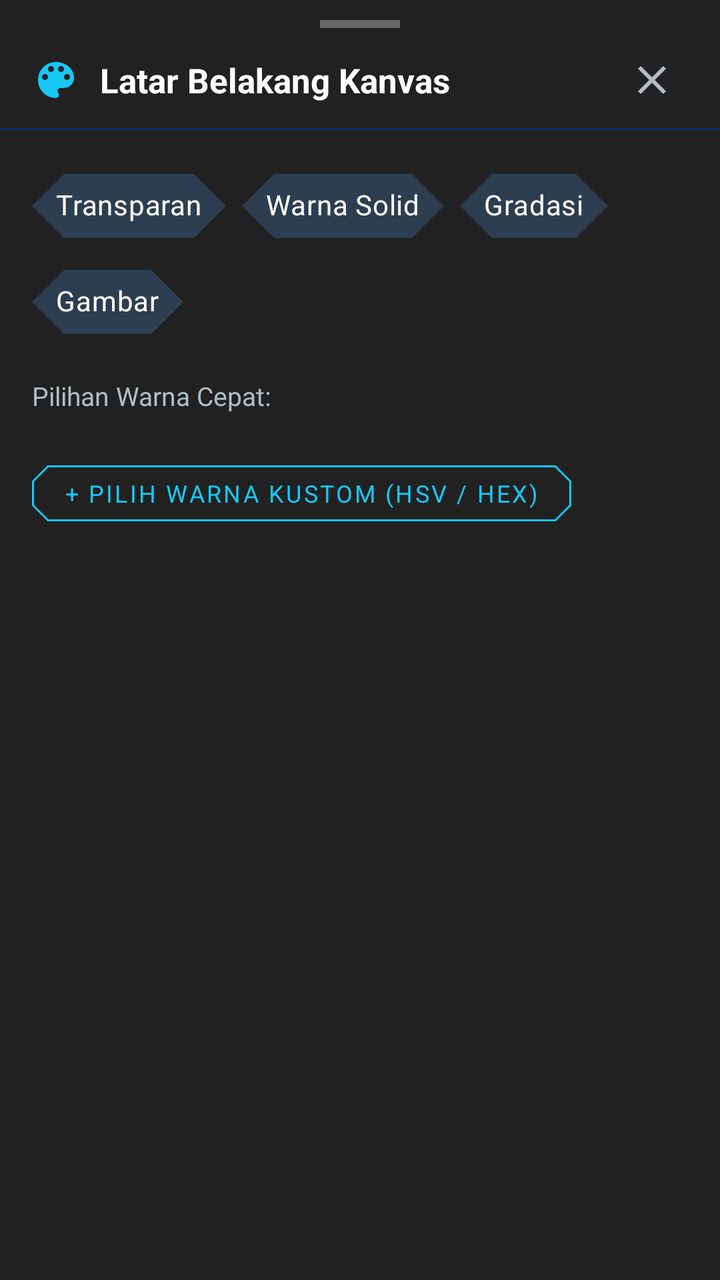
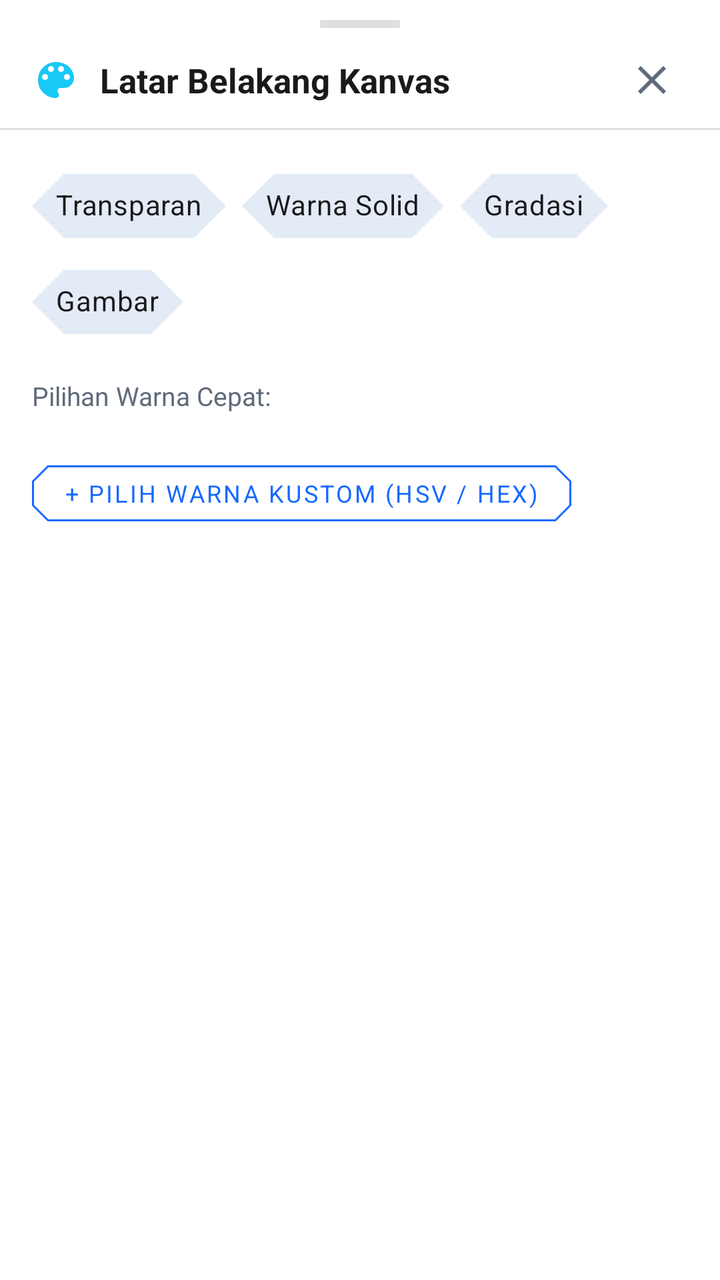

The first picture is an Android layout as it rendered before a commit; the second is the same layout after the commit. The layout source and the unified diff follow.
<!-- AndroidManifest.xml: application theme AppTheme -->
<!-- res/layout/layout_canvas_background_bottom_sheet.xml -->
<?xml version="1.0" encoding="utf-8"?>
<androidx.constraintlayout.widget.ConstraintLayout
    xmlns:android="http://schemas.android.com/apk/res/android"
    xmlns:app="http://schemas.android.com/apk/res-auto"
    xmlns:tools="http://schemas.android.com/tools"
    android:layout_width="match_parent"
    android:layout_height="wrap_content"
    android:background="#212121"
    android:paddingBottom="24dp">

    
    <View
        android:id="@+id/bottomSheetDragHandle"
        android:layout_width="40dp"
        android:layout_height="4dp"
        android:layout_marginTop="10dp"
        android:background="#666666"
        app:layout_constraintTop_toTopOf="parent"
        app:layout_constraintStart_toStartOf="parent"
        app:layout_constraintEnd_toEndOf="parent" />

    
    <ImageView
        android:id="@+id/ivHeaderIcon"
        android:layout_width="24dp"
        android:layout_height="24dp"
        android:layout_marginStart="16dp"
        android:layout_marginTop="14dp"
        android:src="@drawable/ic_sharp_palette_24px"
        app:tint="#18C8F5"
        android:contentDescription="Background Header Icon"
        app:layout_constraintStart_toStartOf="parent"
        app:layout_constraintTop_toBottomOf="@id/bottomSheetDragHandle" />

    <TextView
        android:id="@+id/tvHeaderTitle"
        android:layout_width="wrap_content"
        android:layout_height="wrap_content"
        android:layout_marginStart="10dp"
        android:text="Latar Belakang Kanvas"
        android:textColor="@android:color/white"
        android:textSize="17sp"
        android:textStyle="bold"
        app:layout_constraintStart_toEndOf="@id/ivHeaderIcon"
        app:layout_constraintTop_toTopOf="@id/ivHeaderIcon"
        app:layout_constraintBottom_toBottomOf="@id/ivHeaderIcon" />

    
    <ImageButton
        android:id="@+id/btnCloseBottomSheet"
        android:layout_width="36dp"
        android:layout_height="36dp"
        android:layout_marginEnd="16dp"
        android:background="?attr/selectableItemBackgroundBorderless"
        android:src="@drawable/ic_sharp_clear_24px"
        app:tint="#B0BEC5"
        android:contentDescription="Close Bottom Sheet"
        app:layout_constraintEnd_toEndOf="parent"
        app:layout_constraintTop_toTopOf="@id/ivHeaderIcon"
        app:layout_constraintBottom_toBottomOf="@id/ivHeaderIcon" />

    
    <View
        android:id="@+id/dividerHeader"
        android:layout_width="match_parent"
        android:layout_height="1dp"
        android:layout_marginTop="12dp"
        android:background="#123065"
        app:layout_constraintTop_toBottomOf="@id/ivHeaderIcon" />

    
    <com.google.android.material.chip.ChipGroup
        android:id="@+id/cgBackgroundMode"
        android:layout_width="match_parent"
        android:layout_height="wrap_content"
        android:layout_marginHorizontal="16dp"
        android:layout_marginTop="14dp"
        app:singleSelection="true"
        app:selectionRequired="true"
        app:layout_constraintTop_toBottomOf="@id/dividerHeader">

        <com.google.android.material.chip.Chip
            android:id="@+id/chipTransparent"
            style="@style/Widget.MaterialComponents.Chip.Choice"
            android:layout_width="wrap_content"
            android:layout_height="wrap_content"
            android:text="Transparan"
            android:textColor="@android:color/white"
            app:chipBackgroundColor="#2C3E50" />

        <com.google.android.material.chip.Chip
            android:id="@+id/chipSolidColor"
            style="@style/Widget.MaterialComponents.Chip.Choice"
            android:layout_width="wrap_content"
            android:layout_height="wrap_content"
            android:text="Warna Solid"
            android:textColor="@android:color/white"
            app:chipBackgroundColor="#2C3E50" />

        <com.google.android.material.chip.Chip
            android:id="@+id/chipGradient"
            style="@style/Widget.MaterialComponents.Chip.Choice"
            android:layout_width="wrap_content"
            android:layout_height="wrap_content"
            android:text="Gradasi"
            android:textColor="@android:color/white"
            app:chipBackgroundColor="#2C3E50" />

        <com.google.android.material.chip.Chip
            android:id="@+id/chipImage"
            style="@style/Widget.MaterialComponents.Chip.Choice"
            android:layout_width="wrap_content"
            android:layout_height="wrap_content"
            android:text="Gambar"
            android:textColor="@android:color/white"
            app:chipBackgroundColor="#2C3E50" />
    </com.google.android.material.chip.ChipGroup>

    
    <LinearLayout
        android:id="@+id/containerTransparent"
        android:layout_width="match_parent"
        android:layout_height="wrap_content"
        android:layout_marginHorizontal="16dp"
        android:layout_marginTop="14dp"
        android:background="#263238"
        android:orientation="vertical"
        android:padding="16dp"
        android:visibility="gone"
        app:layout_constraintTop_toBottomOf="@id/cgBackgroundMode">

        <TextView
            android:layout_width="wrap_content"
            android:layout_height="wrap_content"
            android:text="🏁 Kanvas Transparan Aktif"
            android:textColor="#18C8F5"
            android:textSize="15sp"
            android:textStyle="bold" />

        <TextView
            android:layout_width="wrap_content"
            android:layout_height="wrap_content"
            android:layout_marginTop="6dp"
            android:text="Latar belakang kanvas menjadi tembus pandang (checkerboard). Sangat cocok untuk membuat stiker, logo, atau gambar transparan dengan format ekspor PNG."
            android:textColor="#CFD8DC"
            android:textSize="13sp" />
    </LinearLayout>

    
    <LinearLayout
        android:id="@+id/containerSolidColor"
        android:layout_width="match_parent"
        android:layout_height="wrap_content"
        android:layout_marginHorizontal="16dp"
        android:layout_marginTop="14dp"
        android:orientation="vertical"
        android:visibility="visible"
        app:layout_constraintTop_toBottomOf="@id/cgBackgroundMode">

        <TextView
            android:layout_width="wrap_content"
            android:layout_height="wrap_content"
            android:text="Pilihan Warna Cepat:"
            android:textColor="#B0BEC5"
            android:textSize="13sp" />

        <HorizontalScrollView
            android:layout_width="match_parent"
            android:layout_height="wrap_content"
            android:layout_marginTop="8dp"
            android:scrollbars="none">

            <LinearLayout
                android:id="@+id/layoutSolidColorPresets"
                android:layout_width="wrap_content"
                android:layout_height="wrap_content"
                android:gravity="center_vertical"
                android:orientation="horizontal" />
        </HorizontalScrollView>

        <com.google.android.material.button.MaterialButton
            android:id="@+id/btnCustomSolidColor"
            style="@style/Widget.MaterialComponents.Button.OutlinedButton"
            android:layout_width="wrap_content"
            android:layout_height="40dp"
            android:layout_marginTop="12dp"
            android:text="+ Pilih Warna Kustom (HSV / Hex)"
            android:textColor="#18C8F5"
            android:textSize="12sp"
            app:cornerRadius="8dp"
            app:strokeColor="#18C8F5" />
    </LinearLayout>

    
    <LinearLayout
        android:id="@+id/containerGradient"
        android:layout_width="match_parent"
        android:layout_height="wrap_content"
        android:layout_marginHorizontal="16dp"
        android:layout_marginTop="14dp"
        android:orientation="vertical"
        android:visibility="gone"
        app:layout_constraintTop_toBottomOf="@id/cgBackgroundMode">

        <TextView
            android:layout_width="wrap_content"
            android:layout_height="wrap_content"
            android:text="Preset Gradasi Profesional:"
            android:textColor="#B0BEC5"
            android:textSize="13sp" />

        <androidx.recyclerview.widget.RecyclerView
            android:id="@+id/rvBackgroundGradients"
            android:layout_width="match_parent"
            android:layout_height="wrap_content"
            android:layout_marginTop="8dp"
            android:orientation="horizontal"
            app:layoutManager="androidx.recyclerview.widget.LinearLayoutManager" />

        
        <RadioGroup
            android:id="@+id/rgBackgroundGradientType"
            android:layout_width="wrap_content"
            android:layout_height="wrap_content"
            android:layout_marginTop="10dp"
            android:orientation="horizontal">

            <RadioButton
                android:id="@+id/rbBgLinear"
                android:layout_width="wrap_content"
                android:layout_height="wrap_content"
                android:checked="true"
                android:text="Linear"
                android:textColor="@android:color/white"
                android:textSize="13sp" />

            <RadioButton
                android:id="@+id/rbBgRadial"
                android:layout_width="wrap_content"
                android:layout_height="wrap_content"
                android:layout_marginStart="16dp"
                android:text="Radial"
                android:textColor="@android:color/white"
                android:textSize="13sp" />

            <RadioButton
                android:id="@+id/rbBgSweep"
                android:layout_width="wrap_content"
                android:layout_height="wrap_content"
                android:layout_marginStart="16dp"
                android:text="Sweep"
                android:textColor="@android:color/white"
                android:textSize="13sp" />
        </RadioGroup>

        
        <LinearLayout
            android:id="@+id/containerBgGradientAngle"
            android:layout_width="match_parent"
            android:layout_height="wrap_content"
            android:layout_marginTop="6dp"
            android:gravity="center_vertical"
            android:orientation="horizontal">

            <TextView
                android:id="@+id/tvBgAngleLabel"
                android:layout_width="120dp"
                android:layout_height="wrap_content"
                android:text="Sudut (0°)"
                android:textColor="#CFD8DC"
                android:textSize="12sp" />

            <com.google.android.material.slider.Slider
                android:id="@+id/sliderBgGradientAngle"
                android:layout_width="0dp"
                android:layout_height="wrap_content"
                android:layout_weight="1"
                android:valueFrom="0"
                android:valueTo="360"
                android:stepSize="5"
                android:value="0"
                app:thumbColor="#18C8F5"
                app:trackColorActive="#18C8F5"
                app:trackColorInactive="#123065" />
        </LinearLayout>

        <com.google.android.material.button.MaterialButton
            android:id="@+id/btnCustomGradient"
            style="@style/Widget.MaterialComponents.Button.OutlinedButton"
            android:layout_width="wrap_content"
            android:layout_height="40dp"
            android:layout_marginTop="8dp"
            android:text="+ Buat Gradasi Kustom"
            android:textColor="#18C8F5"
            android:textSize="12sp"
            app:cornerRadius="8dp"
            app:strokeColor="#18C8F5" />
    </LinearLayout>

    
    <LinearLayout
        android:id="@+id/containerImage"
        android:layout_width="match_parent"
        android:layout_height="wrap_content"
        android:layout_marginHorizontal="16dp"
        android:layout_marginTop="14dp"
        android:orientation="vertical"
        android:visibility="gone"
        app:layout_constraintTop_toBottomOf="@id/cgBackgroundMode">

        <TextView
            android:layout_width="wrap_content"
            android:layout_height="wrap_content"
            android:text="Sumber Gambar:"
            android:textColor="#B0BEC5"
            android:textSize="13sp" />

        <LinearLayout
            android:layout_width="match_parent"
            android:layout_height="wrap_content"
            android:layout_marginTop="10dp"
            android:orientation="horizontal">

            <com.google.android.material.button.MaterialButton
                android:id="@+id/btnFromGallery"
                style="@style/Widget.MaterialComponents.Button.OutlinedButton"
                android:layout_width="0dp"
                android:layout_height="48dp"
                android:layout_weight="1"
                android:layout_marginEnd="6dp"
                android:text="Dari Galeri"
                android:textColor="#18C8F5"
                android:textSize="13sp"
                app:cornerRadius="8dp"
                app:strokeColor="#18C8F5"
                app:icon="@drawable/ic_sharp_photo_24px"
                app:iconTint="#18C8F5" />

            <com.google.android.material.button.MaterialButton
                android:id="@+id/btnFromCamera"
                style="@style/Widget.MaterialComponents.Button.OutlinedButton"
                android:layout_width="0dp"
                android:layout_height="48dp"
                android:layout_weight="1"
                android:layout_marginStart="6dp"
                android:text="Dari Kamera"
                android:textColor="#18C8F5"
                android:textSize="13sp"
                app:cornerRadius="8dp"
                app:strokeColor="#18C8F5"
                app:icon="@drawable/ic_sharp_photo_camera_24px"
                app:iconTint="#18C8F5" />
        </LinearLayout>

        <TextView
            android:layout_width="wrap_content"
            android:layout_height="wrap_content"
            android:layout_marginTop="8dp"
            android:text="Gambar akan otomatis di-crop/fill menyesuaikan rasio aspek kanvas aktif."
            android:textColor="#78909C"
            android:textSize="12sp" />

        <com.google.android.material.button.MaterialButton
            android:id="@+id/btnClearImageBackground"
            style="@style/Widget.MaterialComponents.Button.TextButton"
            android:layout_width="wrap_content"
            android:layout_height="36dp"
            android:layout_marginTop="6dp"
            android:text="Hapus Gambar Latar"
            android:textColor="#E53935"
            android:textSize="12sp"
            android:visibility="gone" />
    </LinearLayout>

</androidx.constraintlayout.widget.ConstraintLayout>
<!-- resources referenced by this layout -->
<resources>
  <!-- drawable ic_sharp_clear_24px (drawable) -->
  <vector xmlns:android="http://schemas.android.com/apk/res/android"
      android:width="24dp"
      android:height="24dp"
      android:viewportWidth="24"
      android:viewportHeight="24">
    <path
        android:fillColor="#FF000000"
        android:pathData="M19,6.41L17.59,5 12,10.59 6.41,5 5,6.41 10.59,12 5,17.59 6.41,19 12,13.41 17.59,19 19,17.59 13.41,12 19,6.41z"/>
  </vector>
  <!-- drawable ic_sharp_photo_24px (drawable) -->
  <vector xmlns:android="http://schemas.android.com/apk/res/android"
      android:width="24dp"
      android:height="24dp"
      android:viewportWidth="24"
      android:viewportHeight="24">
    <path
        android:fillColor="#FF000000"
        android:pathData="M21,21V3H3v18h18zM8.5,13.5l2.5,3.01L14.5,12l4.5,6H5l3.5,-4.5z"/>
  </vector>
  <color name="white">#fff</color>
  <color name="black">#000</color>
  <color name="brand_navy">#07164F</color>
  <color name="brand_blue">#1769FF</color>
  <color name="gray">#616161</color>
  <style name="AppBottomNavigation" parent="Widget.MaterialComponents.BottomNavigationView.Colored">
  
      </style>
  <style name="AppButton" parent="Widget.MaterialComponents.Button.UnelevatedButton">
          <item name="strokeColor">@color/brand_blue</item>
          <item name="strokeWidth">1dp</item>
          <item name="android:textColor">@color/brand_blue</item>
      </style>
  <style name="ButtonText" parent="TextAppearance.MaterialComponents.Button">
          <item name="fontFamily">@font/raleway_semibold</item>
      </style>
  <style name="Body1Text" parent="TextAppearance.MaterialComponents.Body1">
          <item name="fontFamily">@font/raleway_semibold</item>
      </style>
  <style name="Body2Text" parent="TextAppearance.MaterialComponents.Body2">
          <item name="fontFamily">@font/raleway_semibold</item>
      </style>
  <style name="CaptionText" parent="TextAppearance.MaterialComponents.Caption">
          <item name="fontFamily">@font/raleway_semibold</item>
      </style>
  <style name="Headline4Text" parent="TextAppearance.MaterialComponents.Headline6">
          <item name="fontFamily">@font/raleway_semibold</item>
      </style>
  <style name="Headline5Text" parent="TextAppearance.MaterialComponents.Headline6">
          <item name="fontFamily">@font/raleway_semibold</item>
      </style>
  <style name="Headline6Text" parent="TextAppearance.MaterialComponents.Headline6">
          <item name="fontFamily">@font/raleway_semibold</item>
      </style>
  <style name="AppFloatingActionButton" parent="Widget.MaterialComponents.FloatingActionButton">
          <item name="shapeAppearanceOverlay">@style/FloatingActionButton</item>
      </style>
  <style name="SmallComponent" parent="ShapeAppearance.MaterialComponents.SmallComponent">
          <item name="cornerFamily">cut</item>
          <item name="cornerSize">0dp</item>
      </style>
  <style name="MediumComponent" parent="ShapeAppearance.MaterialComponents.MediumComponent">
          <item name="cornerFamily">cut</item>
          <item name="cornerSize">0dp</item>
      </style>
  <style name="LargeComponent" parent="ShapeAppearance.MaterialComponents.LargeComponent">
          <item name="cornerFamily">cut</item>
          <item name="cornerSize">0dp</item>
      </style>
  <style name="FloatingActionButton" parent="ShapeAppearanceOverlay.MaterialComponents.FloatingActionButton">
      </style>
  <!-- unchanged entries left out for length: 4 -->
</resources>

<!-- the commit's change to res/layout/layout_canvas_background_bottom_sheet.xml (unified diff, before → after) -->
@@ -5,7 +5,7 @@
     xmlns:tools="http://schemas.android.com/tools"
     android:layout_width="match_parent"
     android:layout_height="wrap_content"
-    android:background="#212121"
+    android:background="@color/light_surface"
     android:paddingBottom="24dp">
 
     
@@ -14,7 +14,7 @@
         android:layout_width="40dp"
         android:layout_height="4dp"
         android:layout_marginTop="10dp"
-        android:background="#666666"
+        android:background="@color/light_divider"
         app:layout_constraintTop_toTopOf="parent"
         app:layout_constraintStart_toStartOf="parent"
         app:layout_constraintEnd_toEndOf="parent" />
@@ -38,7 +38,7 @@
         android:layout_height="wrap_content"
         android:layout_marginStart="10dp"
         android:text="Latar Belakang Kanvas"
-        android:textColor="@android:color/white"
+        android:textColor="@color/light_text_primary"
         android:textSize="17sp"
         android:textStyle="bold"
         app:layout_constraintStart_toEndOf="@id/ivHeaderIcon"
@@ -53,7 +53,7 @@
         android:layout_marginEnd="16dp"
         android:background="?attr/selectableItemBackgroundBorderless"
         android:src="@drawable/ic_sharp_clear_24px"
-        app:tint="#B0BEC5"
+        app:tint="@color/light_text_secondary"
         android:contentDescription="Close Bottom Sheet"
         app:layout_constraintEnd_toEndOf="parent"
         app:layout_constraintTop_toTopOf="@id/ivHeaderIcon"
@@ -65,7 +65,7 @@
         android:layout_width="match_parent"
         android:layout_height="1dp"
         android:layout_marginTop="12dp"
-        android:background="#123065"
+        android:background="@color/light_divider"
         app:layout_constraintTop_toBottomOf="@id/ivHeaderIcon" />
 
     
@@ -85,8 +85,8 @@
             android:layout_width="wrap_content"
             android:layout_height="wrap_content"
             android:text="Transparan"
-            android:textColor="@android:color/white"
-            app:chipBackgroundColor="#2C3E50" />
+            android:textColor="@color/light_text_primary"
+            app:chipBackgroundColor="@color/light_chip" />
 
         <com.google.android.material.chip.Chip
             android:id="@+id/chipSolidColor"
@@ -94,8 +94,8 @@
             android:layout_width="wrap_content"
             android:layout_height="wrap_content"
             android:text="Warna Solid"
-            android:textColor="@android:color/white"
-            app:chipBackgroundColor="#2C3E50" />
+            android:textColor="@color/light_text_primary"
+            app:chipBackgroundColor="@color/light_chip" />
 
         <com.google.android.material.chip.Chip
             android:id="@+id/chipGradient"
@@ -103,8 +103,8 @@
             android:layout_width="wrap_content"
             android:layout_height="wrap_content"
             android:text="Gradasi"
-            android:textColor="@android:color/white"
-            app:chipBackgroundColor="#2C3E50" />
+            android:textColor="@color/light_text_primary"
+            app:chipBackgroundColor="@color/light_chip" />
 
         <com.google.android.material.chip.Chip
             android:id="@+id/chipImage"
@@ -112,8 +112,8 @@
             android:layout_width="wrap_content"
             android:layout_height="wrap_content"
             android:text="Gambar"
-            android:textColor="@android:color/white"
-            app:chipBackgroundColor="#2C3E50" />
+            android:textColor="@color/light_text_primary"
+            app:chipBackgroundColor="@color/light_chip" />
     </com.google.android.material.chip.ChipGroup>
 
     
@@ -123,7 +123,7 @@
         android:layout_height="wrap_content"
         android:layout_marginHorizontal="16dp"
         android:layout_marginTop="14dp"
-        android:background="#263238"
+        android:background="@color/light_surface_alt"
         android:orientation="vertical"
         android:padding="16dp"
         android:visibility="gone"
@@ -133,7 +133,7 @@
             android:layout_width="wrap_content"
             android:layout_height="wrap_content"
             android:text="🏁 Kanvas Transparan Aktif"
-            android:textColor="#18C8F5"
+            android:textColor="#1769FF"
             android:textSize="15sp"
             android:textStyle="bold" />
 
@@ -142,7 +142,7 @@
             android:layout_height="wrap_content"
             android:layout_marginTop="6dp"
             android:text="Latar belakang kanvas menjadi tembus pandang (checkerboard). Sangat cocok untuk membuat stiker, logo, atau gambar transparan dengan format ekspor PNG."
-            android:textColor="#CFD8DC"
+            android:textColor="@color/light_text_secondary"
             android:textSize="13sp" />
     </LinearLayout>
 
@@ -161,7 +161,7 @@
             android:layout_width="wrap_content"
             android:layout_height="wrap_content"
             android:text="Pilihan Warna Cepat:"
-            android:textColor="#B0BEC5"
+            android:textColor="@color/light_text_secondary"
             android:textSize="13sp" />
 
         <HorizontalScrollView
@@ -185,10 +185,10 @@
             android:layout_height="40dp"
             android:layout_marginTop="12dp"
             android:text="+ Pilih Warna Kustom (HSV / Hex)"
-            android:textColor="#18C8F5"
+            android:textColor="#1769FF"
             android:textSize="12sp"
             app:cornerRadius="8dp"
-            app:strokeColor="#18C8F5" />
+            app:strokeColor="#1769FF" />
     </LinearLayout>
 
     
@@ -206,7 +206,7 @@
             android:layout_width="wrap_content"
             android:layout_height="wrap_content"
             android:text="Preset Gradasi Profesional:"
-            android:textColor="#B0BEC5"
+            android:textColor="@color/light_text_secondary"
             android:textSize="13sp" />
 
         <androidx.recyclerview.widget.RecyclerView
@@ -231,7 +231,7 @@
                 android:layout_height="wrap_content"
                 android:checked="true"
                 android:text="Linear"
-                android:textColor="@android:color/white"
+                android:textColor="@color/light_text_primary"
                 android:textSize="13sp" />
 
             <RadioButton
@@ -240,7 +240,7 @@
                 android:layout_height="wrap_content"
                 android:layout_marginStart="16dp"
                 android:text="Radial"
-                android:textColor="@android:color/white"
+                android:textColor="@color/light_text_primary"
                 android:textSize="13sp" />
 
             <RadioButton
@@ -249,7 +249,7 @@
                 android:layout_height="wrap_content"
                 android:layout_marginStart="16dp"
                 android:text="Sweep"
-                android:textColor="@android:color/white"
+                android:textColor="@color/light_text_primary"
                 android:textSize="13sp" />
         </RadioGroup>
 
@@ -267,7 +267,7 @@
                 android:layout_width="120dp"
                 android:layout_height="wrap_content"
                 android:text="Sudut (0°)"
-                android:textColor="#CFD8DC"
+                android:textColor="@color/light_text_secondary"
                 android:textSize="12sp" />
 
             <com.google.android.material.slider.Slider
@@ -281,7 +281,7 @@
                 android:value="0"
                 app:thumbColor="#18C8F5"
                 app:trackColorActive="#18C8F5"
-                app:trackColorInactive="#123065" />
+                app:trackColorInactive="@color/light_track" />
         </LinearLayout>
 
         <com.google.android.material.button.MaterialButton
@@ -291,10 +291,10 @@
             android:layout_height="40dp"
             android:layout_marginTop="8dp"
             android:text="+ Buat Gradasi Kustom"
-            android:textColor="#18C8F5"
+            android:textColor="#1769FF"
             android:textSize="12sp"
             app:cornerRadius="8dp"
-            app:strokeColor="#18C8F5" />
+            app:strokeColor="#1769FF" />
     </LinearLayout>
 
     
@@ -312,7 +312,7 @@
             android:layout_width="wrap_content"
             android:layout_height="wrap_content"
             android:text="Sumber Gambar:"
-            android:textColor="#B0BEC5"
+            android:textColor="@color/light_text_secondary"
             android:textSize="13sp" />
 
         <LinearLayout
@@ -329,12 +329,12 @@
                 android:layout_weight="1"
                 android:layout_marginEnd="6dp"
                 android:text="Dari Galeri"
-                android:textColor="#18C8F5"
+                android:textColor="#1769FF"
                 android:textSize="13sp"
                 app:cornerRadius="8dp"
-                app:strokeColor="#18C8F5"
+                app:strokeColor="#1769FF"
                 app:icon="@drawable/ic_sharp_photo_24px"
-                app:iconTint="#18C8F5" />
+                app:iconTint="#1769FF" />
 
             <com.google.android.material.button.MaterialButton
                 android:id="@+id/btnFromCamera"
@@ -344,12 +344,12 @@
                 android:layout_weight="1"
                 android:layout_marginStart="6dp"
                 android:text="Dari Kamera"
-                android:textColor="#18C8F5"
+                android:textColor="#1769FF"
                 android:textSize="13sp"
                 app:cornerRadius="8dp"
-                app:strokeColor="#18C8F5"
+                app:strokeColor="#1769FF"
                 app:icon="@drawable/ic_sharp_photo_camera_24px"
-                app:iconTint="#18C8F5" />
+                app:iconTint="#1769FF" />
         </LinearLayout>
 
         <TextView
@@ -357,7 +357,7 @@
             android:layout_height="wrap_content"
             android:layout_marginTop="8dp"
             android:text="Gambar akan otomatis di-crop/fill menyesuaikan rasio aspek kanvas aktif."
-            android:textColor="#78909C"
+            android:textColor="@color/light_text_tertiary"
             android:textSize="12sp" />
 
         <com.google.android.material.button.MaterialButton
<!-- resource entries referenced after the edit -->
@@ -1,5 +1,13 @@
 <!-- resources referenced by this layout -->
 <resources>
+  <color name="light_chip">#E3EBF6</color>
+  <color name="light_divider">#E0E0E0</color>
+  <color name="light_surface">#FFFFFF</color>
+  <color name="light_surface_alt">#F2F4F8</color>
+  <color name="light_text_primary">#1A1A1A</color>
+  <color name="light_text_secondary">#5F6B7A</color>
+  <color name="light_text_tertiary">#8A94A6</color>
+  <color name="light_track">#D4DAE3</color>
   <!-- drawable ic_sharp_clear_24px (drawable) -->
   <vector xmlns:android="http://schemas.android.com/apk/res/android"
       android:width="24dp"
